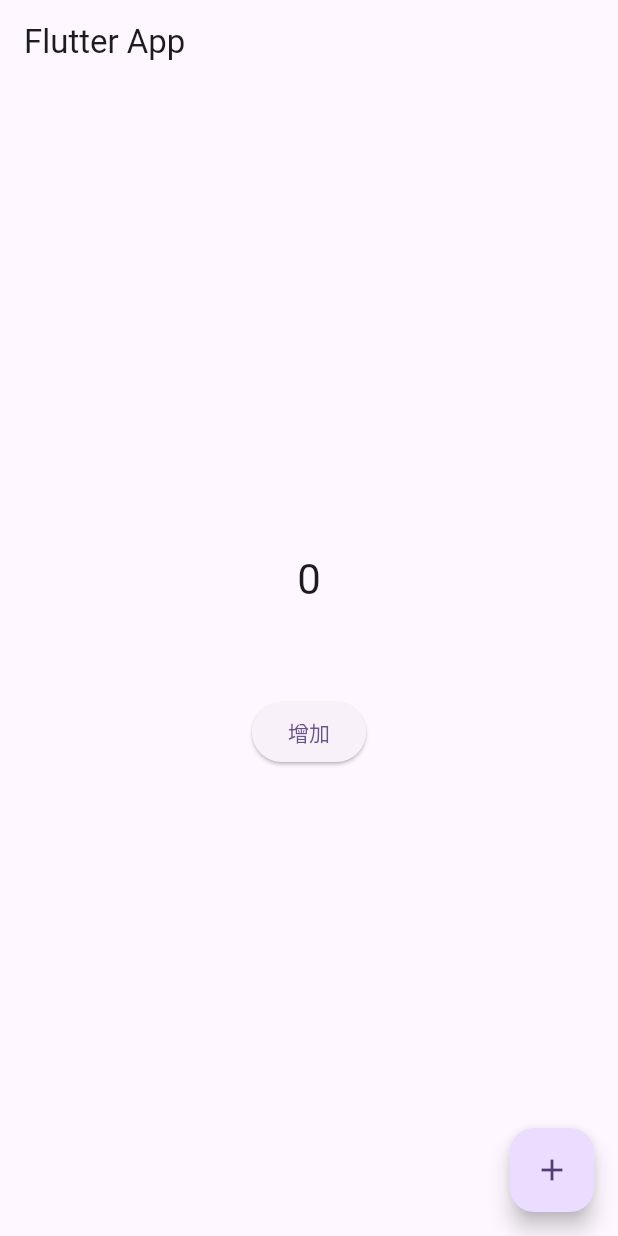
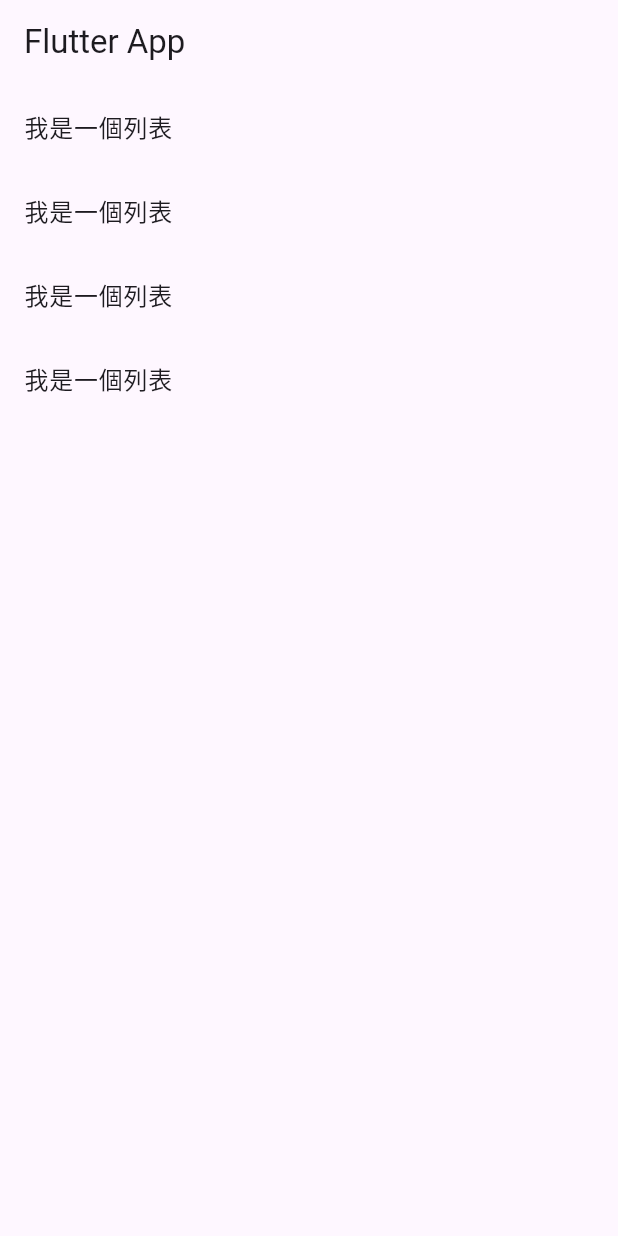
Before and after one commit to flutteruuu/flutter_demo, a Flutter app: the screen it shows after launch, on a phone screen of 412 x 824 dp. Run offline on Flutter 3.47's test engine with Material 3 defaults, Android fonts, the light colour scheme and no system bars.

Commit message:
Backup: FloatingActionButton App main_CountApp.dart

```diff
--- a/lib/main.dart
+++ b/lib/main.dart
@@ -21,8 +21,7 @@ class MyApp extends StatelessWidget {
   }
 }
 
-
-// 有狀態組件 : 如果我們想改變頁面中數據的話，這時就需要用到StatefulWidget有狀態組件
+// 有狀態組件:如果我們想改變葉面中的數據的話，這時就需要用到StatefulWidget有狀態組件
 class HomePage extends StatefulWidget {
   const HomePage({super.key});
 
@@ -31,59 +30,26 @@ class HomePage extends StatefulWidget {
 }
 
 class _HomePageState extends State<HomePage> {
-  int _numCount=0;
   @override
   Widget build(BuildContext context) {
-    print(_numCount);
     return Scaffold(
       appBar: AppBar(title: const Text("Flutter App")),
-      body: Center(
-        child: Column(
-          mainAxisAlignment: MainAxisAlignment.center,
-          children: [
-            Text("$_numCount", style: Theme.of(context).textTheme.headlineMedium),
-            const SizedBox(height: 60),
-            ElevatedButton(onPressed: () {
-              setState(() { // 更新狀態
-                _numCount ++ ;
-              });
-            }, child: const Text("增加"))
-          ],
-        ),
+      body: ListView(
+        children: const [
+          ListTile(
+            title: Text("我是一個列表"),
+          ),
+          ListTile(
+            title: Text("我是一個列表"),
+          ),
+          ListTile(
+            title: Text("我是一個列表"),
+          ),
+          ListTile(
+            title: Text("我是一個列表"),
+          ),
+        ],
       ),
-      floatingActionButton:  FloatingActionButton(
-        onPressed: (){
-          setState(() {
-            _numCount ++;
-          });
-        },
-        child: Icon(Icons.add)
-      ),
-
     );
   }
 }
-
-// class HomePage extends StatelessWidget {
-//   int countNum = 0;
-//   HomePage({super.key});
-//   @override
-//   Widget build(BuildContext context) {
-//     return Scaffold(
-//       appBar: AppBar(title: const Text("Flutter App")),
-//       body: Center(
-//         child: Column(
-//           mainAxisAlignment: MainAxisAlignment.center,
-//           children: [
-//             Text("$countNum", style: Theme.of(context).textTheme.headlineMedium),
-//             SizedBox(height: 100),
-//             ElevatedButton(onPressed: () {
-//               countNum++;
-//               print("按了$countNum 次");
-//             }, child: const Text("增加"))
-//           ],
-//         ),
-//       ),
-//     );
-//   }
-// }
--- /dev/null
+++ b/lib/main_CountApp.dart
@@ -0,0 +1,89 @@
+import 'package:flutter/material.dart';
+
+void main() {
+  runApp(const MyApp());
+}
+
+class MyApp extends StatelessWidget {
+  const MyApp({super.key});
+
+  // This widget is the root of your application.
+  @override
+  Widget build(BuildContext context) {
+    return MaterialApp(
+      title: 'Flutter Demo',
+      theme: ThemeData(
+
+        colorScheme: ColorScheme.fromSeed(seedColor: Colors.deepPurple),
+      ),
+      home: HomePage(),
+    );
+  }
+}
+
+
+// 有狀態組件 : 如果我們想改變頁面中數據的話，這時就需要用到StatefulWidget有狀態組件
+class HomePage extends StatefulWidget {
+  const HomePage({super.key});
+
+  @override
+  State<HomePage> createState() => _HomePageState();
+}
+
+class _HomePageState extends State<HomePage> {
+  int _numCount=0;
+  @override
+  Widget build(BuildContext context) {
+    print(_numCount);
+    return Scaffold(
+      appBar: AppBar(title: const Text("Flutter App")),
+      body: Center(
+        child: Column(
+          mainAxisAlignment: MainAxisAlignment.center,
+          children: [
+            Text("$_numCount", style: Theme.of(context).textTheme.headlineMedium),
+            const SizedBox(height: 60),
+            ElevatedButton(onPressed: () {
+              setState(() { // 更新狀態
+                _numCount ++ ;
+              });
+            }, child: const Text("增加"))
+          ],
+        ),
+      ),
+      floatingActionButton:  FloatingActionButton(
+        onPressed: (){
+          setState(() {
+            _numCount ++;
+          });
+        },
+        child: Icon(Icons.add)
+      ),
+
+    );
+  }
+}
+
+// class HomePage extends StatelessWidget {
+//   int countNum = 0;
+//   HomePage({super.key});
+//   @override
+//   Widget build(BuildContext context) {
+//     return Scaffold(
+//       appBar: AppBar(title: const Text("Flutter App")),
+//       body: Center(
+//         child: Column(
+//           mainAxisAlignment: MainAxisAlignment.center,
+//           children: [
+//             Text("$countNum", style: Theme.of(context).textTheme.headlineMedium),
+//             SizedBox(height: 100),
+//             ElevatedButton(onPressed: () {
+//               countNum++;
+//               print("按了$countNum 次");
+//             }, child: const Text("增加"))
+//           ],
+//         ),
+//       ),
+//     );
+//   }
+// }
```
